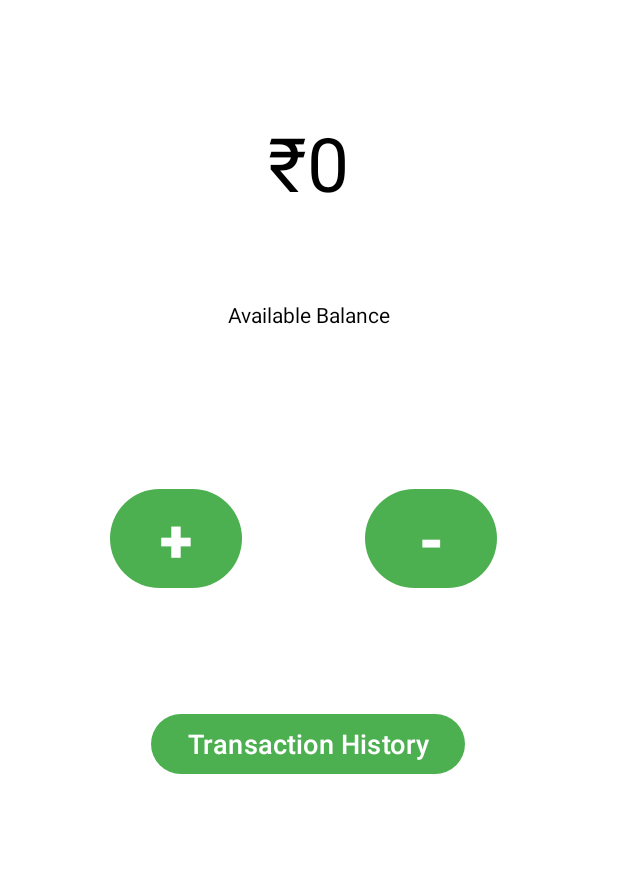
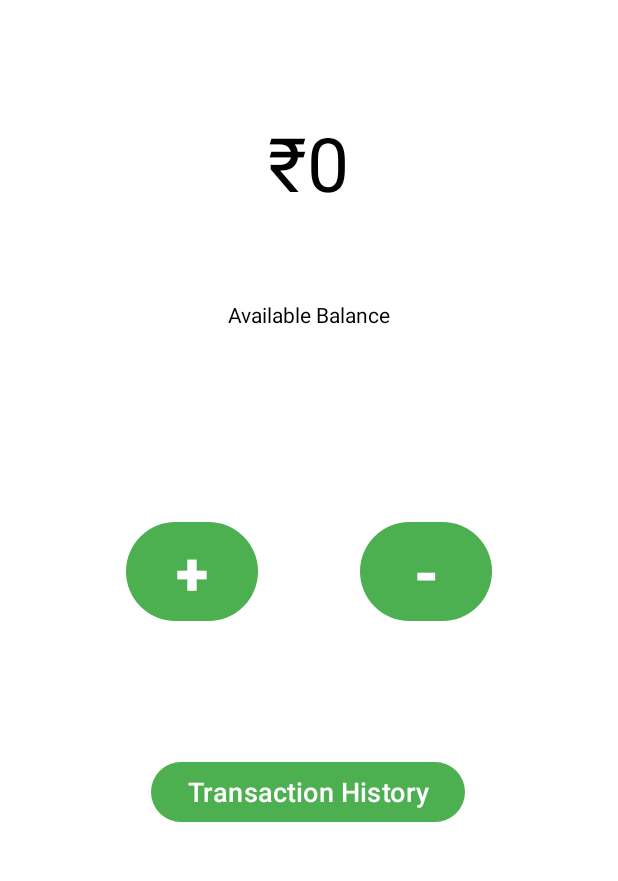
Before and after one commit to aCash9/HisabKitaab, an Android app: the screen it shows after launch (MainActivity), on a phone screen of 412 x 824 dp, the part 174-1055 px from its top. Run offline under Robolectric (Android 15) with nearby library versions, the phone set to English and light mode, and no system bars.

```diff
--- a/app/src/main/res/layout/activity_main.xml
+++ b/app/src/main/res/layout/activity_main.xml
@@ -54,40 +54,44 @@
         android:id="@+id/add"
         android:layout_width="wrap_content"
         android:layout_height="wrap_content"
-        android:layout_marginStart="20dp"
-        android:layout_marginEnd="40dp"
-        android:layout_marginBottom="312dp"
+        android:layout_marginStart="84dp"
+        android:layout_marginTop="76dp"
+        android:layout_marginBottom="256dp"
         android:text="+"
         android:textColor="@color/background"
         android:textSize="40sp"
         android:textStyle="bold"
         app:layout_constraintBottom_toBottomOf="parent"
-        app:layout_constraintEnd_toStartOf="@+id/sub"
-        app:layout_constraintHorizontal_bias="0.561"
-        app:layout_constraintStart_toStartOf="parent" />
+        app:layout_constraintEnd_toEndOf="parent"
+        app:layout_constraintHorizontal_bias="0.0"
+        app:layout_constraintStart_toStartOf="parent"
+        app:layout_constraintTop_toTopOf="@+id/textView3"
+        app:layout_constraintVertical_bias="0.666" />
 
     <Button
         android:id="@+id/sub"
         style="@style/Widget.Material3.Button"
         android:layout_width="wrap_content"
         android:layout_height="wrap_content"
-        android:layout_marginTop="97dp"
+        android:layout_marginTop="76dp"
+        android:layout_marginEnd="84dp"
+        android:layout_marginBottom="256dp"
         android:text="-"
         android:textColor="@color/background"
         android:textSize="40sp"
         android:textStyle="bold"
-        app:layout_constraintBottom_toBottomOf="@+id/add"
+        app:layout_constraintBottom_toBottomOf="parent"
         app:layout_constraintEnd_toEndOf="parent"
-        app:layout_constraintHorizontal_bias="0.752"
+        app:layout_constraintHorizontal_bias="1.0"
         app:layout_constraintStart_toStartOf="parent"
         app:layout_constraintTop_toTopOf="@+id/textView3"
-        app:layout_constraintVertical_bias="1.0" />
+        app:layout_constraintVertical_bias="0.666" />
 
     <Button
         android:id="@+id/history"
         android:layout_width="wrap_content"
         android:layout_height="wrap_content"
-        android:layout_marginBottom="188dp"
+        android:layout_marginBottom="156dp"
         android:text="Transaction History"
         android:textColor="@color/white"
         android:textSize="18sp"
```
Also changed, not shown: app/src/main/java/com/example/firstapp/Transaction.java (+8 -1 lines), app/src/main/java/com/example/firstapp/dbHelper.java (+44 -1 lines).
